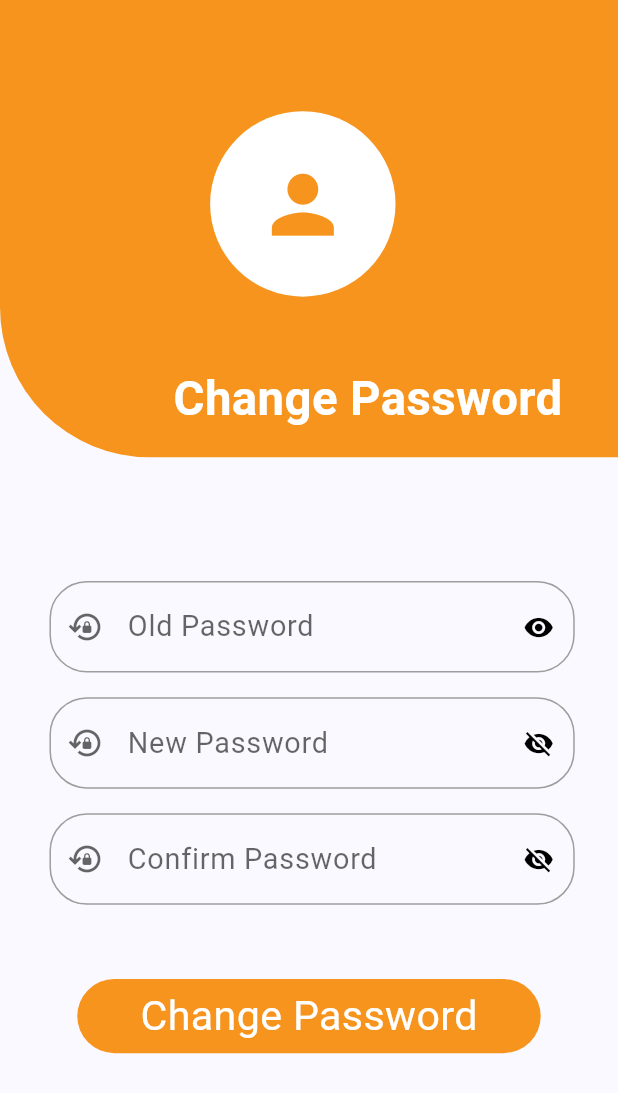
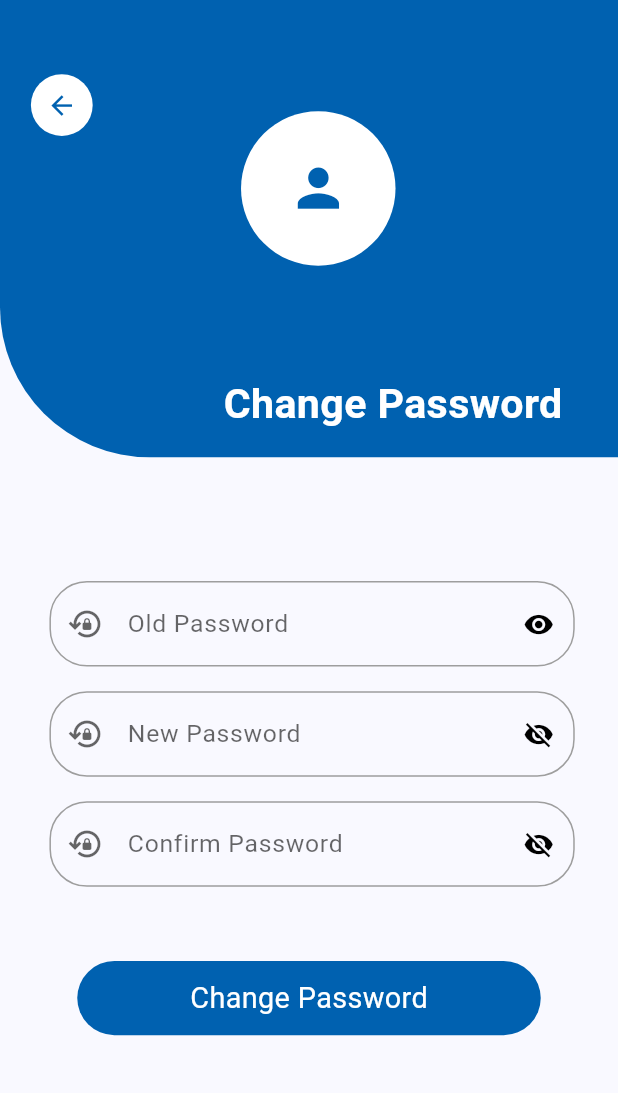
Before and after one commit to Jayfablead/pharmaxy, a Flutter app: the ChangePassword screen opened directly, on a phone screen of 412 x 824 dp. Shown: the top 1093 px of the screen. Run offline on Flutter 3.47's test engine with Material 3 defaults, Android fonts, the phone set to English and light mode, and no system bars; our stand-ins replace cached_network_image, connectivity, dropdown_button2, flutter_easyloading, flutter_spinkit, fluttertoast and 9 more; missing offline and left inert: flutter_inappwebview, flutter_paypal, razorpay_flutter; accounts and stored records are empty; network calls fail; Roboto replaces fonts that are missing (task); project files that could hold a hidden picture were left out.

Commit message:
19-9-24 change in login,signup,fpass,cpass,chat

```diff
--- a/lib/Screen/CategoryPage.dart
+++ b/lib/Screen/CategoryPage.dart
@@ -146,10 +146,10 @@ class _CategoryPageState extends State<CategoryPage> {
                                       ? Text(
                                           "Login",
                                           style: TextStyle(
-                                            color: Color(0xfff7941d),
+                                            color: Color(0xff0061b0),
                                             fontFamily: 'task',
                                             fontWeight: FontWeight.bold,
-                                            fontSize: 17.sp,
+                                            fontSize: 14.sp,
                                           ),
                                         )
                                       : Container(
--- a/lib/Screen/ChangePassword.dart
+++ b/lib/Screen/ChangePassword.dart
@@ -50,7 +50,7 @@ class _ChangePasswordState extends State<ChangePassword> {
                     decoration: BoxDecoration(
                       borderRadius:
                           BorderRadius.only(bottomLeft: Radius.circular(100)),
-                      color: Color(0xfff7941d),
+                      color: Color(0xff0061b0),
                     ),
                     height: 37.h,
                     width: double.infinity,
@@ -61,7 +61,7 @@ class _ChangePasswordState extends State<ChangePassword> {
                         style: TextStyle(
                             fontWeight: FontWeight.bold,
                             fontFamily: 'task',
-                            fontSize: 23.sp,
+                            fontSize:20.sp,
                             color: Colors.white),
                       ),
                     ),
@@ -126,7 +126,7 @@ class _ChangePasswordState extends State<ChangePassword> {
                               hintText: 'Old Password',
                               hintStyle: TextStyle(
                                   color: Colors.black.withOpacity(0.6),
-                                  fontSize: 14.sp,
+                                  fontSize: 12.sp,
                                   fontFamily: "task"),
                             ),
                           ),
@@ -194,7 +194,7 @@ class _ChangePasswordState extends State<ChangePassword> {
                               hintText: 'New Password',
                               hintStyle: TextStyle(
                                   color: Colors.black.withOpacity(0.6),
-                                  fontSize: 14.sp,
+                                  fontSize: 12.sp,
                                   fontFamily: "task"),
                             ),
                           ),
@@ -262,7 +262,7 @@ class _ChangePasswordState extends State<ChangePassword> {
                               hintText: 'Confirm Password ',
                               hintStyle: TextStyle(
                                   color: Colors.black.withOpacity(0.6),
-                                  fontSize: 14.sp,
+                                  fontSize: 12.sp,
                                   fontFamily: "task"),
                             ),
                           ),
@@ -286,11 +286,11 @@ class _ChangePasswordState extends State<ChangePassword> {
                         width: 75.w,
                         decoration: BoxDecoration(
                             borderRadius: BorderRadius.circular(30),
-                            color: Color(0xfff7941d)),
+                            color: Color(0xff0061b0)),
                         child: Text(
                           "Change Password",
                           style: TextStyle(
-                              fontSize: 20.sp,
+                              fontSize: 14.sp,
                               color: Colors.white,
                               fontFamily: "task"),
                         )),
@@ -306,13 +306,39 @@ class _ChangePasswordState extends State<ChangePassword> {
                     children: [
                       Container(
                         alignment: Alignment.center,
-                        height: 30.w,
-                        width: 30.w,
+                        height: 25.w,
+                        width: 25.w,
                         decoration: BoxDecoration(
                             borderRadius: BorderRadius.circular(100),
                             color: Colors.white),
                         child: Icon(Icons.person,
-                            size: 45.sp, color: Color(0xfff7941d)),
+                            size: 30.sp, color: Color(0xff0061b0)),
+                      ),
+                    ],
+                  )),
+              Positioned(
+                  top: 6.h,
+                  left: 5.w,
+                  child: Column(
+                    mainAxisAlignment: MainAxisAlignment.center,
+                    crossAxisAlignment: CrossAxisAlignment.center,
+                    children: [
+                      InkWell(
+                        child: Container(
+                          alignment: Alignment.center,
+                          height: 10.w,
+                          width: 10.w,
+                          decoration: BoxDecoration(
+                              borderRadius: BorderRadius.circular(100),
+                              color: Colors.white),
+                          child: Icon(Icons.arrow_back,
+                              size: 15.sp, color: Color(0xff0061b0)),
+                        ),
+                        onTap: () {
+                          Navigator.of(context).pushReplacement(
+                              MaterialPageRoute(builder: (context) => LoginPage2(),)
+                          );
+                        },
                       ),
                     ],
                   )),
--- a/lib/Screen/LoginPage2.dart
+++ b/lib/Screen/LoginPage2.dart
@@ -75,7 +75,7 @@ class _LoginPage2State extends State<LoginPage2> {
                             style: TextStyle(
                                 fontWeight: FontWeight.bold,
                                 fontFamily: 'task',
-                                fontSize: 22.sp,
+                                fontSize: 20.sp,
                                 color: Colors.white),
                           ),
                         ),
--- a/lib/Screen/WishListPage.dart
+++ b/lib/Screen/WishListPage.dart
@@ -111,10 +111,10 @@ class _WishListPageState extends State<WishListPage> {
                                       ? Text(
                                           "Login",
                                           style: TextStyle(
-                                            color: Color(0xfff7941d),
+                                            color: Color(0xff0061b0),
                                             fontFamily: 'task',
                                             fontWeight: FontWeight.bold,
-                                            fontSize: 17.sp,
+                                            fontSize: 14.sp,
                                           ),
                                         )
                                       : Container(
--- a/lib/Widget/bottombar.dart
+++ b/lib/Widget/bottombar.dart
@@ -372,7 +372,7 @@ class _bottombarState extends State<bottombar> {
                               color: AppColors.primary,
                               fontFamily: 'task',
                               fontWeight: FontWeight.bold,
-                              fontSize: 19.sp,
+                              fontSize: 14.sp,
                             ),
                           ),
                         ))
```
Also changed, not shown: lib/Screen/ChatScreen.dart (+6 -6 lines), lib/Screen/ForgotPassword.dart (+9 -9 lines), lib/Screen/MyOrderList.dart (+5 -5 lines), lib/Screen/SignupPage.dart (+12 -12 lines).
